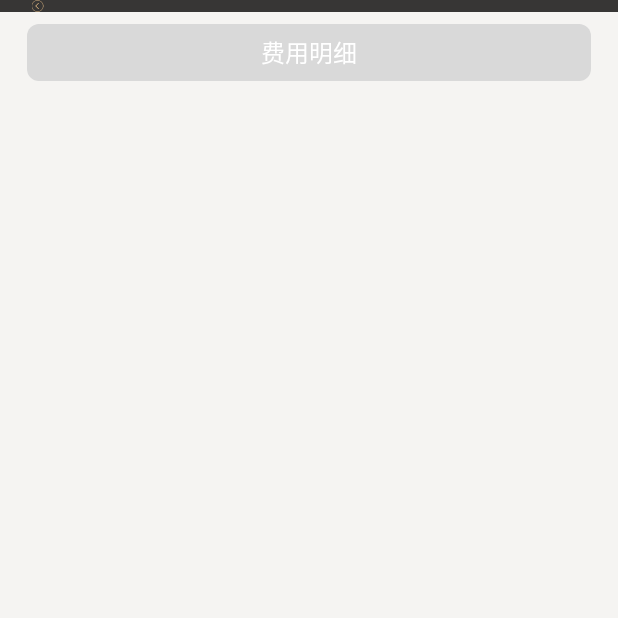
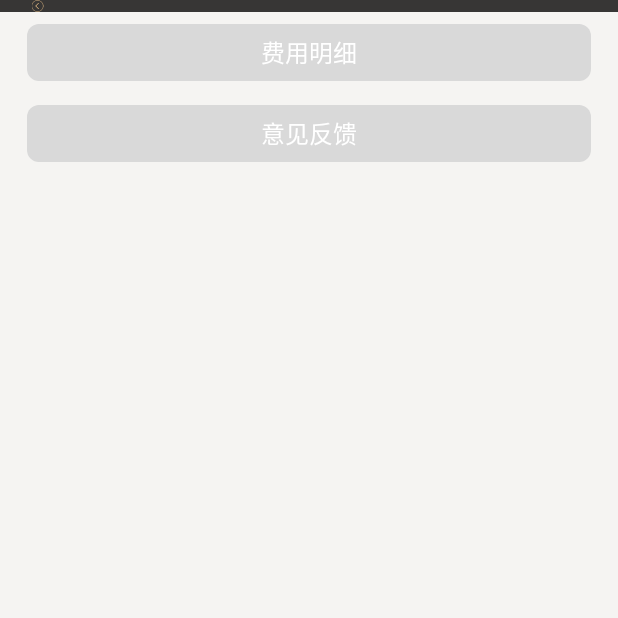
Before and after one commit to HXQWill/QuanStudy, an Android app: the MainUcarActivity screen opened directly, with no data from a screen before it, on a phone screen of 412 x 824 dp, the top half of it. Run offline under Robolectric (Android 15) with nearby library versions, the phone set to English and light mode, and no system bars; libraries missing offline, so code that uses them is left out: com.umeng.analytics; 2 statements that could not run were skipped.

Commit message:
项目实战：优雅的实现专车意见反馈

```diff
--- a/app/src/main/AndroidManifest.xml
+++ b/app/src/main/AndroidManifest.xml
@@ -46,6 +46,11 @@
             android:screenOrientation="portrait"
             android:theme="@style/PopActivityTheme"
             ></activity>
+        <activity
+            android:name=".ucar.usercenter.FeedBackActivity"
+            android:screenOrientation="portrait"
+            android:theme="@style/BaseActivityTheme"
+            ></activity>
     </application>
 
 </manifest>
--- a/app/src/main/java/com/example/quan/quanstudy/MainActivity.java
+++ b/app/src/main/java/com/example/quan/quanstudy/MainActivity.java
@@ -79,7 +79,7 @@ public class MainActivity extends BaseActivity {
                 gotoNextActivity(MainDesignActivity.class);
                 break;
             case R.id.ucar_btn_main:
-                M.monitor().onEvent(context, Keys.MAIN_UCAR);
+                M.monitor().onEvent(mContext, Keys.MAIN_UCAR);
                 gotoNextActivity(MainUcarActivity.class);
                 break;
             default:
--- a/app/src/main/java/com/example/quan/quanstudy/base/BaseActivity.java
+++ b/app/src/main/java/com/example/quan/quanstudy/base/BaseActivity.java
@@ -5,6 +5,7 @@ import android.content.Context;
 import android.content.Intent;
 import android.os.Bundle;
 import android.view.View;
+import android.view.inputmethod.InputMethodManager;
 import android.widget.ImageView;
 import android.widget.TextView;
 
@@ -21,9 +22,9 @@ import view.MoreWidget;
  * Created by xq.he on 2017/3/13.
  */
 
-public abstract class BaseActivity extends Activity implements View.OnClickListener{
+public abstract class BaseActivity extends Activity implements View.OnClickListener {
 
-    public Context context;
+    public Context mContext;
 
     private MoreWidget more_widget;
 
@@ -31,7 +32,7 @@ public abstract class BaseActivity extends Activity implements View.OnClickListe
     protected void onCreate(Bundle savedInstanceState) {
         super.onCreate(savedInstanceState);
         M.monitor().enableEncrypt(true);
-        context = this;
+        mContext = this;
         setContentView(getLayoutId());
         initView();
         LogUtil.d(getClass().getName());
@@ -42,13 +43,13 @@ public abstract class BaseActivity extends Activity implements View.OnClickListe
     @Override
     protected void onPause() {
         super.onPause();
-        M.monitor().onPause(context);
+        M.monitor().onPause(mContext);
     }
 
     @Override
     protected void onResume() {
         super.onResume();
-        M.monitor().onResume(context);
+        M.monitor().onResume(mContext);
     }
 
     @Override
@@ -94,7 +95,7 @@ public abstract class BaseActivity extends Activity implements View.OnClickListe
         }
     }
 
-    public void removeAllMoreItem(){
+    public void removeAllMoreItem() {
         if (more_widget != null) {
             more_widget.removeAllItems();
         }
@@ -112,5 +113,14 @@ public abstract class BaseActivity extends Activity implements View.OnClickListe
         }
     }
 
+    /**
+     * 隐藏软键盘
+     */
+    public void hideInputMethod() {
+        InputMethodManager imm = (InputMethodManager) mContext.getSystemService(Context.INPUT_METHOD_SERVICE);
+        if (imm != null && this.getCurrentFocus() != null) {
+            imm.hideSoftInputFromWindow(this.getCurrentFocus().getWindowToken(), 0);
+        }
+    }
 
 }
--- a/app/src/main/java/com/example/quan/quanstudy/ucar/MainUcarActivity.java
+++ b/app/src/main/java/com/example/quan/quanstudy/ucar/MainUcarActivity.java
@@ -7,6 +7,7 @@ import android.widget.Button;
 import com.example.quan.quanstudy.R;
 import com.example.quan.quanstudy.base.BaseActivity;
 import com.example.quan.quanstudy.ucar.trip.TripFeeDetailActivity;
+import com.example.quan.quanstudy.ucar.usercenter.FeedBackActivity;
 
 import monitor.M;
 import monitor.Keys;
@@ -18,7 +19,8 @@ import monitor.Keys;
 
 public class MainUcarActivity extends BaseActivity {
 
-    private Button mTripDemo;
+    private Button mTripFeeDemo;
+    private Button mFeedBackDemo;
 
     @Override
     protected void onCreate(Bundle savedInstanceState) {
@@ -34,22 +36,27 @@ public class MainUcarActivity extends BaseActivity {
 
     @Override
     public void initView() {
-        mTripDemo = (Button) findViewById(R.id.trip_btn_ucar);
+        mTripFeeDemo = (Button) findViewById(R.id.tripfee_btn_ucar);
+        mFeedBackDemo = (Button) findViewById(R.id.feedback_btn_ucar);
         initTitle(R.string.ucar);
         findViewById(R.id.back_title).setOnClickListener(this);
     }
 
     private void initOnClickListener() {
-        mTripDemo.setOnClickListener(this);
+        mTripFeeDemo.setOnClickListener(this);
+        mFeedBackDemo.setOnClickListener(this);
     }
 
     @Override
     public void onClick(View v) {
         super.onClick(v);
         switch (v.getId()) {
-            case R.id.trip_btn_ucar:
-                M.monitor().onEvent(context, Keys.UCAR_TRIPFEEDETAIL);
+            case R.id.tripfee_btn_ucar:
+                M.monitor().onEvent(mContext, Keys.UCAR_TRIPFEEDETAIL);
                 gotoNextActivity(TripFeeDetailActivity.class);
+                break;
+            case R.id.feedback_btn_ucar:
+                gotoNextActivity(FeedBackActivity.class);
                 break;
             case R.id.back_title:
                 finish();
--- a/app/src/main/res/layout/activity_ucar.xml
+++ b/app/src/main/res/layout/activity_ucar.xml
@@ -14,7 +14,7 @@
         layout="@layout/base_title_layout" />
 
     <Button
-        android:id="@+id/trip_btn_ucar"
+        android:id="@+id/tripfee_btn_ucar"
         android:layout_width="match_parent"
         android:layout_height="@dimen/dd_dimen_76px"
         android:text="费用明细"
@@ -27,7 +27,20 @@
         android:layout_marginTop="@dimen/dd_dimen_45px"
         android:layout_below="@id/ucar_title"
         android:gravity="center"
-
+        />
+    <Button
+        android:id="@+id/feedback_btn_ucar"
+        android:layout_width="match_parent"
+        android:layout_height="@dimen/dd_dimen_76px"
+        android:text="意见反馈"
+        android:textColor="@drawable/common_button_textcolor_selector"
+        android:textSize="@dimen/dd_dimen_32px"
+        android:background="@drawable/common_button_selector"
+        android:layout_marginBottom="@dimen/dd_dimen_10px"
+        android:layout_marginLeft="@dimen/dd_dimen_36px"
+        android:layout_marginRight="@dimen/dd_dimen_36px"
+        android:layout_marginTop="@dimen/dd_dimen_45px"
+        android:gravity="center"
         />
 
 </LinearLayout>
--- a/quanlibrary/src/main/res/drawable/common_button_selector.xml
+++ b/quanlibrary/src/main/res/drawable/common_button_selector.xml
@@ -1,7 +1,7 @@
 <?xml version="1.0" encoding="utf-8"?>
 <selector xmlns:android="http://schemas.android.com/apk/res/android">
 
-    <item android:drawable="@drawable/common_button_pressed"  android:state_pressed="true"/>
-    <item android:drawable="@drawable/common_button_unpressed" android:state_pressed="false"/>
+    <item android:drawable="@drawable/common_button_pressed"  android:state_pressed="true" android:state_enabled="true"/>
+    <item android:drawable="@drawable/common_button_unpressed" android:state_pressed="false" android:state_enabled="false"/>
 
 </selector>
--- a/quanlibrary/src/main/res/values/colors.xml
+++ b/quanlibrary/src/main/res/values/colors.xml
@@ -7,11 +7,14 @@
     <color name="color_dbac6f">#dbac6f</color>
     <color name="color_d9d9d9">#d9d9d9</color>
     <color name="color_fef7ed">#fef7ed</color>
-    <color name="white">#FFFFFF</color>
     <color name="color_373635">#373635</color>
     <color name="color_deb682">#deb682</color>
     <color name="color_434241">#434241</color>
     <color name="color_f5f4f2">#f5f4f2</color>
+    <color name="color_e5e5e5">#e5e5e5</color>
+    <color name="color_333333">#333333</color>
+    <color name="color_999999">#999999</color>
 
+    <color name="white">#FFFFFF</color>
     <color name="login_divider">#dcdcdc</color>
 </resources>
```
Also changed, not shown: app/src/main/java/com/example/quan/quanstudy/ucar/usercenter/FeedBackActivity.java (added, +102 -0 lines), app/src/main/res/layout/activity_ucar_feedback.xml (added, +76 -0 lines), app/src/main/res/values/strings.xml (+7 -0 lines), quanlibrary/src/main/java/com/example/quan/quanstudy/util/Utils.java (+24 -0 lines), quanlibrary/src/main/res/drawable/common_button_enable.xml (added, +7 -0 lines), quanlibrary/src/main/res/drawable/common_radius_rectangle.xml (added, +19 -0 lines).
